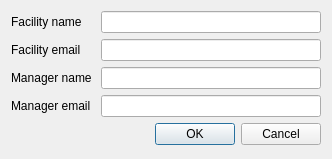
Qt form ppms_invoice_client/ui/facility.ui (nicatkcl/ppms_invoice_client) before a commit.
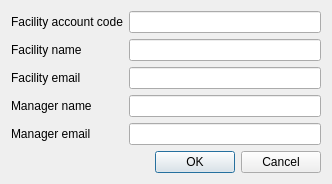
The same form after that commit.

What changed in the file:
```diff
--- a/ppms_invoice_client/ui/facility.ui
+++ b/ppms_invoice_client/ui/facility.ui
@@ -14,63 +14,14 @@
    <string>Facility Settings</string>
   </property>
   <layout class="QGridLayout" name="gridLayout">
-   <item row="0" column="0">
-    <widget class="QLabel" name="label_4">
-     <property name="text">
-      <string>Facility name </string>
-     </property>
-    </widget>
-   </item>
-   <item row="0" column="1">
-    <widget class="QLineEdit" name="facility_name">
-     <property name="text">
-      <string/>
-     </property>
-    </widget>
-   </item>
-   <item row="1" column="0">
-    <widget class="QLabel" name="label">
-     <property name="text">
-      <string>Facility email </string>
-     </property>
-    </widget>
-   </item>
-   <item row="1" column="1">
-    <widget class="QLineEdit" name="facility_email">
-     <property name="text">
-      <string/>
-     </property>
-    </widget>
-   </item>
-   <item row="2" column="0">
-    <widget class="QLabel" name="label_3">
-     <property name="text">
-      <string>Manager name </string>
-     </property>
-    </widget>
-   </item>
-   <item row="2" column="1">
-    <widget class="QLineEdit" name="manager_name">
-     <property name="text">
-      <string/>
-     </property>
-    </widget>
-   </item>
-   <item row="3" column="0">
-    <widget class="QLabel" name="label_2">
-     <property name="text">
-      <string>Manager email </string>
-     </property>
-    </widget>
-   </item>
-   <item row="3" column="1">
+   <item row="4" column="1">
     <widget class="QLineEdit" name="manager_email">
      <property name="text">
       <string/>
      </property>
     </widget>
    </item>
-   <item row="4" column="0" colspan="2">
+   <item row="5" column="0" colspan="2">
     <layout class="QHBoxLayout" name="horizontalLayout_5">
      <item>
       <spacer name="horizontalSpacer">
@@ -101,6 +52,65 @@
      </item>
     </layout>
    </item>
+   <item row="2" column="0">
+    <widget class="QLabel" name="label">
+     <property name="text">
+      <string>Facility email </string>
+     </property>
+    </widget>
+   </item>
+   <item row="1" column="0">
+    <widget class="QLabel" name="label_4">
+     <property name="text">
+      <string>Facility name </string>
+     </property>
+    </widget>
+   </item>
+   <item row="1" column="1">
+    <widget class="QLineEdit" name="facility_name">
+     <property name="text">
+      <string/>
+     </property>
+    </widget>
+   </item>
+   <item row="3" column="0">
+    <widget class="QLabel" name="label_3">
+     <property name="text">
+      <string>Manager name </string>
+     </property>
+    </widget>
+   </item>
+   <item row="2" column="1">
+    <widget class="QLineEdit" name="facility_email">
+     <property name="text">
+      <string/>
+     </property>
+    </widget>
+   </item>
+   <item row="3" column="1">
+    <widget class="QLineEdit" name="manager_name">
+     <property name="text">
+      <string/>
+     </property>
+    </widget>
+   </item>
+   <item row="4" column="0">
+    <widget class="QLabel" name="label_2">
+     <property name="text">
+      <string>Manager email </string>
+     </property>
+    </widget>
+   </item>
+   <item row="0" column="0">
+    <widget class="QLabel" name="label_5">
+     <property name="text">
+      <string>Facility account code</string>
+     </property>
+    </widget>
+   </item>
+   <item row="0" column="1">
+    <widget class="QLineEdit" name="facility_code"/>
+   </item>
   </layout>
  </widget>
  <resources/>
```
